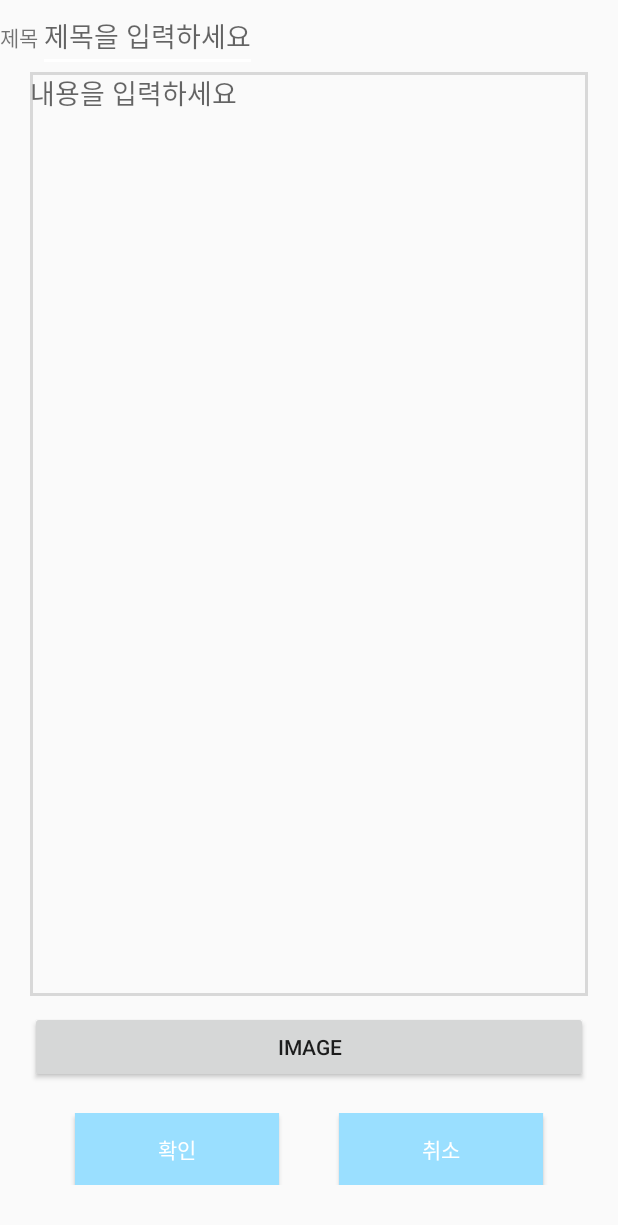
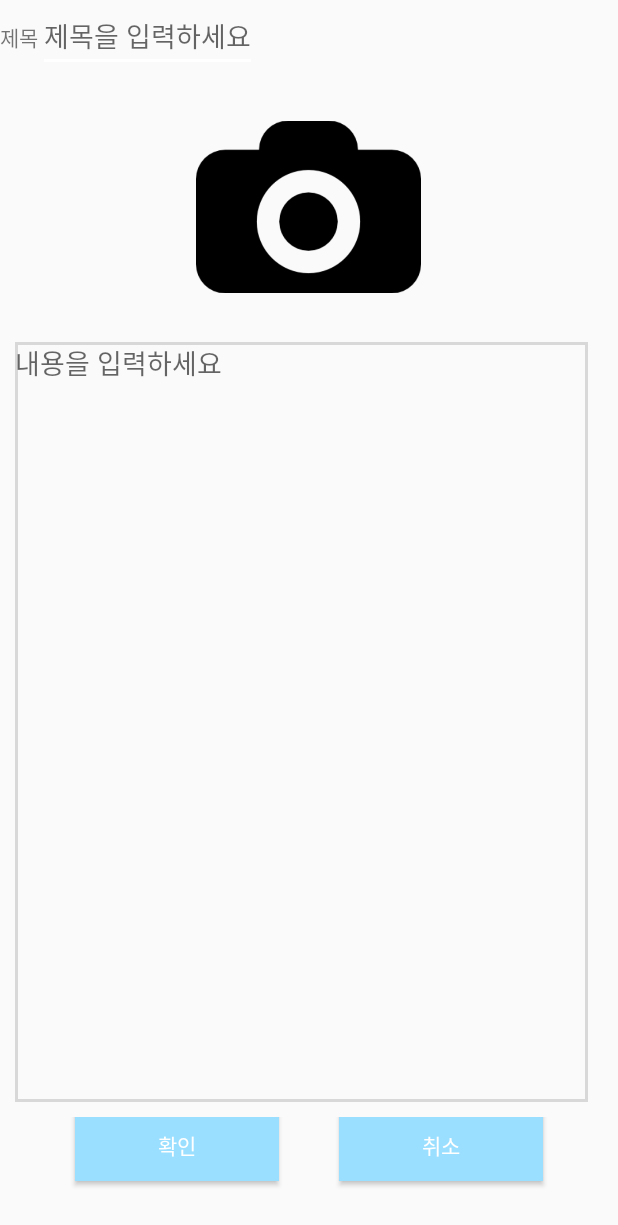
Before and after one commit to ShinHyeYong/TeamProject, an Android app: the WritePage screen opened directly, with no data from a screen before it, on a phone screen of 412 x 824 dp. Shown: the top 1225 px of the screen. Run offline under Robolectric (Android 15) with nearby library versions, the phone set to English and light mode, and no system bars.

Commit message:
imageView 추가

```diff
--- a/app/src/main/java/sub/listpage/WritePage.java
+++ b/app/src/main/java/sub/listpage/WritePage.java
@@ -5,6 +5,7 @@ import android.content.Intent;
 import android.os.Bundle;
 import android.view.View;
 import android.widget.EditText;
+import android.widget.ImageView;
 
 import main.MainActivity;
 import psj.hahaha.R;
@@ -33,8 +34,12 @@ public class WritePage extends Activity {
     public void goContent(View v){
 
         Intent contentIntent = new Intent(WritePage.this, ContentPage.class);
+        //제목
         EditText eTitle = (EditText) findViewById(R.id.editTitle);
+        //본문
         EditText eMain = (EditText) findViewById(R.id.editMain);
+        //이미지
+        ImageView eImage = (ImageView) findViewById(R.id.imageWrite);
         contentIntent.putExtra("title",eTitle.getText().toString());
         contentIntent.putExtra("main",eMain.getText().toString());
         startActivity(contentIntent);
--- a/app/src/main/res/layout/write.xml
+++ b/app/src/main/res/layout/write.xml
@@ -23,29 +23,28 @@
             android:id="@+id/editTitle"
             />
     </LinearLayout>
+
+    <ImageView
+           android:layout_width="150dp"
+           android:layout_height="180dp"
+           android:layout_gravity="center"
+           android:id="@+id/imageWrite"
+           android:onClick="attachImage"
+           android:src="@drawable/camera"
+    />
+
     <EditText
             android:layout_width="match_parent"
             android:layout_height="315dp"
             android:id="@+id/editMain"
             android:gravity="top"
-        android:layout_marginLeft="20dp"
+            android:layout_marginLeft="10dp"
             android:layout_marginRight="20dp"
             android:layout_marginBottom="10dp"
             android:hint="내용을 입력하세요"
             android:background="@drawable/xml_border"
             android:inputType="text|textMultiLine"
             android:layout_weight="0.90" />
-
-    <Button
-        android:text="Image"
-        android:layout_width="match_parent"
-        android:layout_height="wrap_content"
-        android:layout_marginBottom="20dp"
-        android:layout_marginLeft="20dp"
-        android:layout_marginRight="20dp"
-        android:id="@+id/image"
-        android:onClick="attachImage"
-        />
 
     <LinearLayout
         android:layout_width="match_parent"
@@ -59,6 +58,7 @@
             android:layout_width="136dp"
             android:layout_height="wrap_content"
             android:layout_marginRight="40dp"
+            android:layout_marginBottom="10dp"
             android:onClick="goContent"
             android:textColor="#FFFFFF"
             android:background="#9adfff"
@@ -68,6 +68,7 @@
             android:text="취소"
             android:layout_width="136dp"
             android:layout_height="wrap_content"
+            android:layout_marginBottom="10dp"
             android:textColor="#FFFFFF"
             android:onClick="goMain"
             android:background="#9adfff"
```
Also changed, not shown: app/src/main/java/sub/listpage/ContentPage.java (+8 -2 lines), app/src/main/res/layout/content.xml (+13 -7 lines), app/src/main/res/drawable/camera.png (added). Lines whose indentation alone changed are shown as unchanged.
